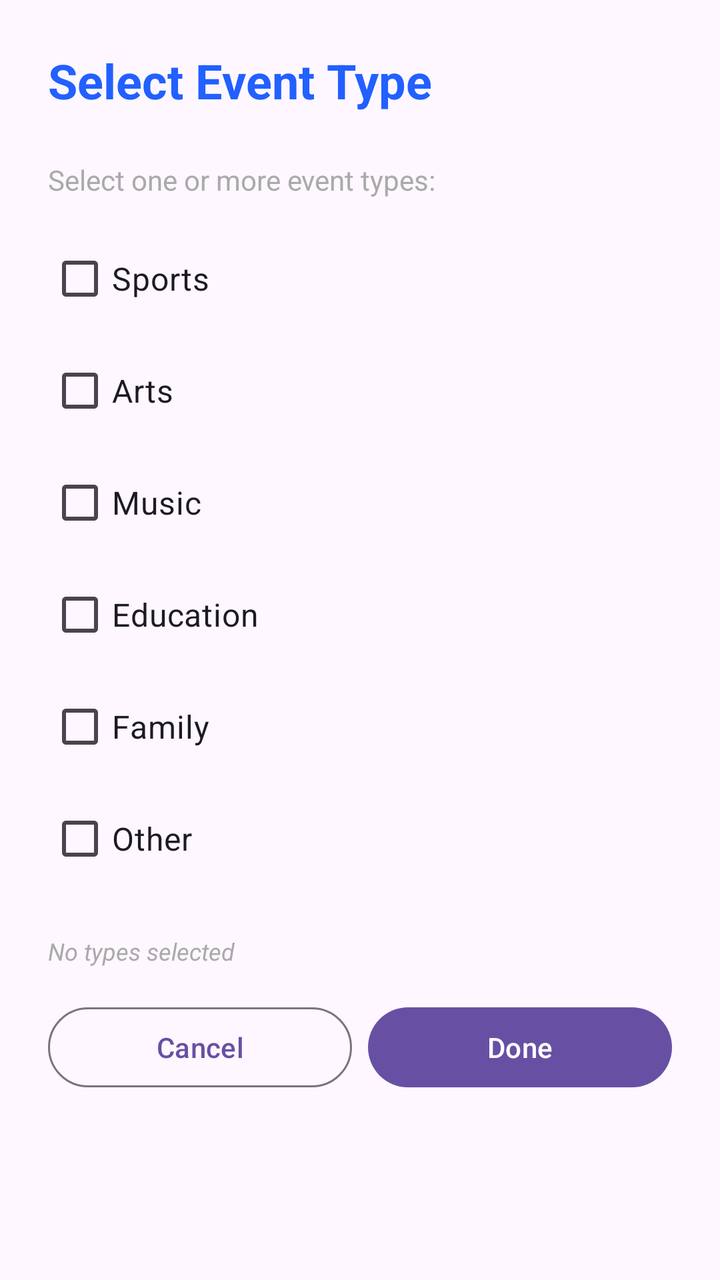
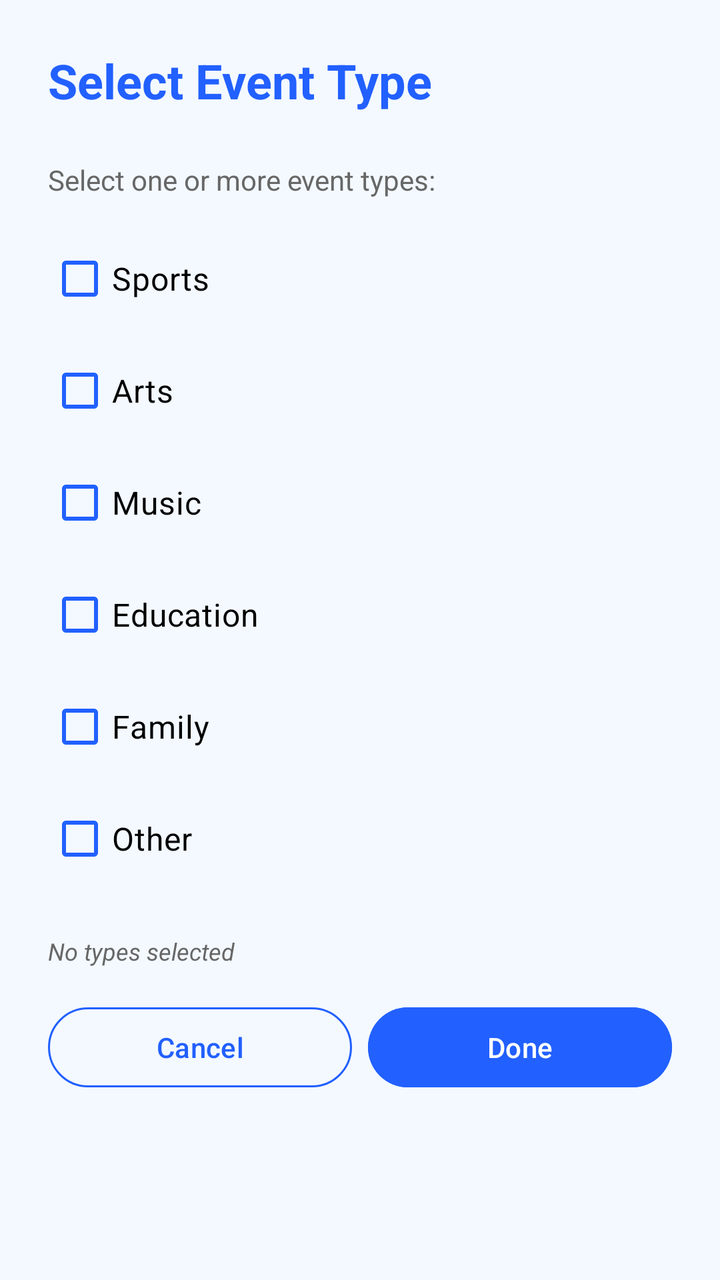

Two renders of the same Android screen: before a commit and after it. Below are the layout's source before the change and the commit's diff.
<!-- AndroidManifest.xml: application theme Theme.GitCat_events -->
<!-- res/layout/bottom_sheet_event_type_selection.xml -->
<?xml version="1.0" encoding="utf-8"?>
<LinearLayout xmlns:android="http://schemas.android.com/apk/res/android"
    xmlns:app="http://schemas.android.com/apk/res-auto"
    android:layout_width="match_parent"
    android:layout_height="wrap_content"
    android:orientation="vertical"
    android:padding="24dp">

    
    <TextView
        android:layout_width="match_parent"
        android:layout_height="wrap_content"
        android:layout_marginBottom="24dp"
        android:text="Select Event Type"
        android:textColor="#2260FF"
        android:textSize="24sp"
        android:textStyle="bold" />

    
    <TextView
        android:layout_width="match_parent"
        android:layout_height="wrap_content"
        android:layout_marginBottom="16dp"
        android:text="Select one or more event types:"
        android:textSize="14sp"
        android:textColor="@android:color/darker_gray" />

    
    <LinearLayout
        android:layout_width="match_parent"
        android:layout_height="wrap_content"
        android:orientation="vertical"
        android:layout_marginBottom="24dp">

        <com.google.android.material.checkbox.MaterialCheckBox
            android:id="@+id/checkboxSports"
            android:layout_width="match_parent"
            android:layout_height="wrap_content"
            android:layout_marginBottom="8dp"
            android:text="Sports"
            android:textSize="16sp" />

        <com.google.android.material.checkbox.MaterialCheckBox
            android:id="@+id/checkboxArts"
            android:layout_width="match_parent"
            android:layout_height="wrap_content"
            android:layout_marginBottom="8dp"
            android:text="Arts"
            android:textSize="16sp" />

        <com.google.android.material.checkbox.MaterialCheckBox
            android:id="@+id/checkboxMusic"
            android:layout_width="match_parent"
            android:layout_height="wrap_content"
            android:layout_marginBottom="8dp"
            android:text="Music"
            android:textSize="16sp" />

        <com.google.android.material.checkbox.MaterialCheckBox
            android:id="@+id/checkboxEducation"
            android:layout_width="match_parent"
            android:layout_height="wrap_content"
            android:layout_marginBottom="8dp"
            android:text="Education"
            android:textSize="16sp" />

        <com.google.android.material.checkbox.MaterialCheckBox
            android:id="@+id/checkboxFamily"
            android:layout_width="match_parent"
            android:layout_height="wrap_content"
            android:layout_marginBottom="8dp"
            android:text="Family"
            android:textSize="16sp" />

        <com.google.android.material.checkbox.MaterialCheckBox
            android:id="@+id/checkboxOther"
            android:layout_width="match_parent"
            android:layout_height="wrap_content"
            android:text="Other"
            android:textSize="16sp" />
    </LinearLayout>

    
    <TextView
        android:id="@+id/tvSelectedTypes"
        android:layout_width="match_parent"
        android:layout_height="wrap_content"
        android:layout_marginBottom="16dp"
        android:text="No types selected"
        android:textSize="12sp"
        android:textColor="@android:color/darker_gray"
        android:textStyle="italic" />

    
    <LinearLayout
        android:layout_width="match_parent"
        android:layout_height="wrap_content"
        android:orientation="horizontal">

        <Button
            android:id="@+id/btnCancel"
            style="@style/Widget.Material3.Button.OutlinedButton"
            android:layout_width="0dp"
            android:layout_height="wrap_content"
            android:layout_marginEnd="8dp"
            android:layout_weight="1"
            android:text="Cancel" />

        <Button
            android:id="@+id/btnDone"
            style="@style/Widget.Material3.Button"
            android:layout_width="0dp"
            android:layout_height="wrap_content"
            android:layout_weight="1"
            android:text="Done" />
    </LinearLayout>

</LinearLayout>
<!-- resources referenced by this layout -->
<resources>
  <style name="Theme.GitCat_events" parent="Base.Theme.GitCat_events" />
  <style name="Base.Theme.GitCat_events" parent="Theme.Material3.DayNight.NoActionBar">
          
          
      </style>
</resources>

<!-- the commit's change to res/layout/bottom_sheet_event_type_selection.xml (unified diff, before → after) -->
@@ -3,6 +3,7 @@
     xmlns:app="http://schemas.android.com/apk/res-auto"
     android:layout_width="match_parent"
     android:layout_height="wrap_content"
+    android:background="@color/background_color"
     android:orientation="vertical"
     android:padding="24dp">
 
@@ -12,7 +13,7 @@
         android:layout_height="wrap_content"
         android:layout_marginBottom="24dp"
         android:text="Select Event Type"
-        android:textColor="#2260FF"
+        android:textColor="@color/text_color_colored"
         android:textSize="24sp"
         android:textStyle="bold" />
 
@@ -22,15 +23,15 @@
         android:layout_height="wrap_content"
         android:layout_marginBottom="16dp"
         android:text="Select one or more event types:"
-        android:textSize="14sp"
-        android:textColor="@android:color/darker_gray" />
+        android:textColor="@color/text_color_medium"
+        android:textSize="14sp" />
 
     
     <LinearLayout
         android:layout_width="match_parent"
         android:layout_height="wrap_content"
-        android:orientation="vertical"
-        android:layout_marginBottom="24dp">
+        android:layout_marginBottom="24dp"
+        android:orientation="vertical">
 
         <com.google.android.material.checkbox.MaterialCheckBox
             android:id="@+id/checkboxSports"
@@ -38,7 +39,10 @@
             android:layout_height="wrap_content"
             android:layout_marginBottom="8dp"
             android:text="Sports"
-            android:textSize="16sp" />
+            android:textColor="@color/text_color_dark"
+            android:textSize="16sp"
+            app:buttonIconTint="@color/text_color_light"
+            app:buttonTint="@color/button_color" />
 
         <com.google.android.material.checkbox.MaterialCheckBox
             android:id="@+id/checkboxArts"
@@ -46,7 +50,10 @@
             android:layout_height="wrap_content"
             android:layout_marginBottom="8dp"
             android:text="Arts"
-            android:textSize="16sp" />
+            android:textColor="@color/text_color_dark"
+            android:textSize="16sp"
+            app:buttonIconTint="@color/text_color_light"
+            app:buttonTint="@color/button_color" />
 
         <com.google.android.material.checkbox.MaterialCheckBox
             android:id="@+id/checkboxMusic"
@@ -54,7 +61,10 @@
             android:layout_height="wrap_content"
             android:layout_marginBottom="8dp"
             android:text="Music"
-            android:textSize="16sp" />
+            android:textColor="@color/text_color_dark"
+            android:textSize="16sp"
+            app:buttonIconTint="@color/text_color_light"
+            app:buttonTint="@color/button_color" />
 
         <com.google.android.material.checkbox.MaterialCheckBox
             android:id="@+id/checkboxEducation"
@@ -62,7 +72,10 @@
             android:layout_height="wrap_content"
             android:layout_marginBottom="8dp"
             android:text="Education"
-            android:textSize="16sp" />
+            android:textColor="@color/text_color_dark"
+            android:textSize="16sp"
+            app:buttonIconTint="@color/text_color_light"
+            app:buttonTint="@color/button_color" />
 
         <com.google.android.material.checkbox.MaterialCheckBox
             android:id="@+id/checkboxFamily"
@@ -70,14 +83,20 @@
             android:layout_height="wrap_content"
             android:layout_marginBottom="8dp"
             android:text="Family"
-            android:textSize="16sp" />
+            android:textColor="@color/text_color_dark"
+            android:textSize="16sp"
+            app:buttonIconTint="@color/text_color_light"
+            app:buttonTint="@color/button_color" />
 
         <com.google.android.material.checkbox.MaterialCheckBox
             android:id="@+id/checkboxOther"
             android:layout_width="match_parent"
             android:layout_height="wrap_content"
             android:text="Other"
-            android:textSize="16sp" />
+            android:textColor="@color/text_color_dark"
+            android:textSize="16sp"
+            app:buttonIconTint="@color/text_color_light"
+            app:buttonTint="@color/button_color" />
     </LinearLayout>
 
     
@@ -87,8 +106,8 @@
         android:layout_height="wrap_content"
         android:layout_marginBottom="16dp"
         android:text="No types selected"
+        android:textColor="@color/text_color_medium"
         android:textSize="12sp"
-        android:textColor="@android:color/darker_gray"
         android:textStyle="italic" />
 
     
@@ -104,7 +123,9 @@
             android:layout_height="wrap_content"
             android:layout_marginEnd="8dp"
             android:layout_weight="1"
-            android:text="Cancel" />
+            android:text="Cancel"
+            android:textColor="@color/button_color"
+            app:strokeColor="@color/button_color" />
 
         <Button
             android:id="@+id/btnDone"
@@ -112,7 +133,9 @@
             android:layout_width="0dp"
             android:layout_height="wrap_content"
             android:layout_weight="1"
-            android:text="Done" />
+            android:backgroundTint="@color/button_color"
+            android:text="Done"
+            android:textColor="@color/text_color_light" />
     </LinearLayout>
 
 </LinearLayout>
<!-- resource entries referenced after the edit -->
@@ -1,5 +1,11 @@
 <!-- resources referenced by this layout -->
 <resources>
+  <color name="background_color">#F3F9FF</color>
+  <color name="button_color">#2260ff</color>
+  <color name="text_color_colored">#2260ff</color>
+  <color name="text_color_dark">#000000</color>
+  <color name="text_color_light">#ffffff</color>
+  <color name="text_color_medium">#676767</color>
   <style name="Theme.GitCat_events" parent="Base.Theme.GitCat_events" />
   <style name="Base.Theme.GitCat_events" parent="Theme.Material3.DayNight.NoActionBar">
           
